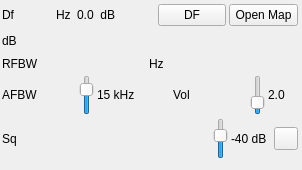
Above: plugins/channelrx/demodrdf/rdfdemodgui.ui from lirikanmatadewa/sdrangel before the change. Below: the same form after it.
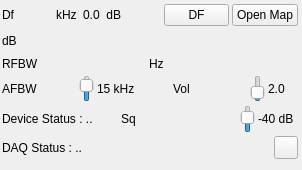
That is the form after the change. Icons and pictures are not drawn. Custom widgets are drawn as their Qt base class.

Diff of the .ui file:
```diff
--- a/plugins/channelrx/demodrdf/rdfdemodgui.ui
+++ b/plugins/channelrx/demodrdf/rdfdemodgui.ui
@@ -125,7 +125,7 @@
         <item>
          <widget class="QLabel" name="deltaUnits">
           <property name="text">
-           <string>Hz </string>
+           <string>kHz </string>
           </property>
          </widget>
         </item>
@@ -155,6 +155,9 @@
         </item>
         <item>
          <spacer name="horizontalSpacer">
+          <property name="orientation">
+           <enum>Qt::Orientation::Vertical</enum>
+          </property>
           <property name="sizeHint" stdset="0">
            <size>
             <width>40</width>
@@ -359,6 +362,13 @@
     </item>
     <item>
      <layout class="QHBoxLayout" name="squelchLayout">
+      <item>
+       <widget class="QLabel" name="connStatusLabel">
+        <property name="text">
+         <string>Device Status : ..</string>
+        </property>
+       </widget>
+      </item>
       <item>
        <widget class="QLabel" name="squelchLabel">
         <property name="text">
@@ -400,6 +410,30 @@
          <string>-40 dB</string>
         </property>
        </widget>
+      </item>
+     </layout>
+    </item>
+    <item>
+     <layout class="QHBoxLayout" name="horizontalLayout">
+      <item>
+       <widget class="QLabel" name="daqStatusLabel">
+        <property name="text">
+         <string>DAQ Status : ..</string>
+        </property>
+       </widget>
+      </item>
+      <item>
+       <spacer name="horizontalSpacer_3">
+        <property name="orientation">
+         <enum>Qt::Orientation::Horizontal</enum>
+        </property>
+        <property name="sizeHint" stdset="0">
+         <size>
+          <width>40</width>
+          <height>20</height>
+         </size>
+        </property>
+       </spacer>
       </item>
       <item>
        <widget class="QToolButton" name="audioMute">
```
Left out of the diff: 10 changed lines with no effect on the pictures.
